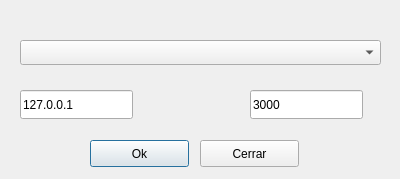
Before: the Qt Designer form cliente/ClienteV/combobox.ui in Alu0100702545/videovigilancia-1415-g01, drawn with Qt 5.
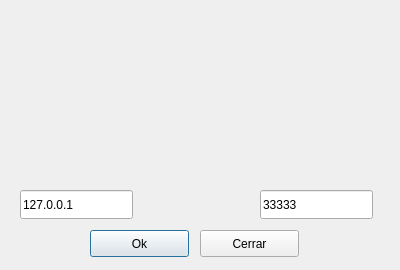
After: the same form once the commit is applied.

The edit to the form file:
```diff
--- a/cliente/ClienteV/combobox.ui
+++ b/cliente/ClienteV/combobox.ui
@@ -7,27 +7,17 @@
     <x>0</x>
     <y>0</y>
     <width>400</width>
-    <height>179</height>
+    <height>270</height>
    </rect>
   </property>
   <property name="windowTitle">
    <string>Dialog</string>
   </property>
-  <widget class="QComboBox" name="comboBox">
-   <property name="geometry">
-    <rect>
-     <x>20</x>
-     <y>40</y>
-     <width>361</width>
-     <height>25</height>
-    </rect>
-   </property>
-  </widget>
   <widget class="QPushButton" name="OkButton">
    <property name="geometry">
     <rect>
      <x>90</x>
-     <y>140</y>
+     <y>230</y>
      <width>99</width>
      <height>27</height>
     </rect>
@@ -40,7 +30,7 @@
    <property name="geometry">
     <rect>
      <x>200</x>
-     <y>140</y>
+     <y>230</y>
      <width>99</width>
      <height>27</height>
     </rect>
@@ -53,7 +43,7 @@
    <property name="geometry">
     <rect>
      <x>20</x>
-     <y>90</y>
+     <y>190</y>
      <width>113</width>
      <height>29</height>
     </rect>
@@ -65,14 +55,14 @@
   <widget class="QLineEdit" name="PORT">
    <property name="geometry">
     <rect>
-     <x>250</x>
-     <y>90</y>
+     <x>260</x>
+     <y>190</y>
      <width>113</width>
      <height>29</height>
     </rect>
    </property>
    <property name="text">
-    <string>3000</string>
+    <string>33333</string>
    </property>
   </widget>
  </widget>
```
